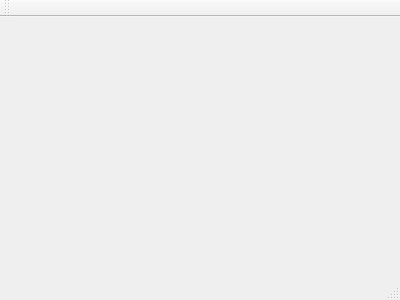
First picture: the form in src/gui/mainwindow.ui, repository windelbouwman/chronos, before the edit.
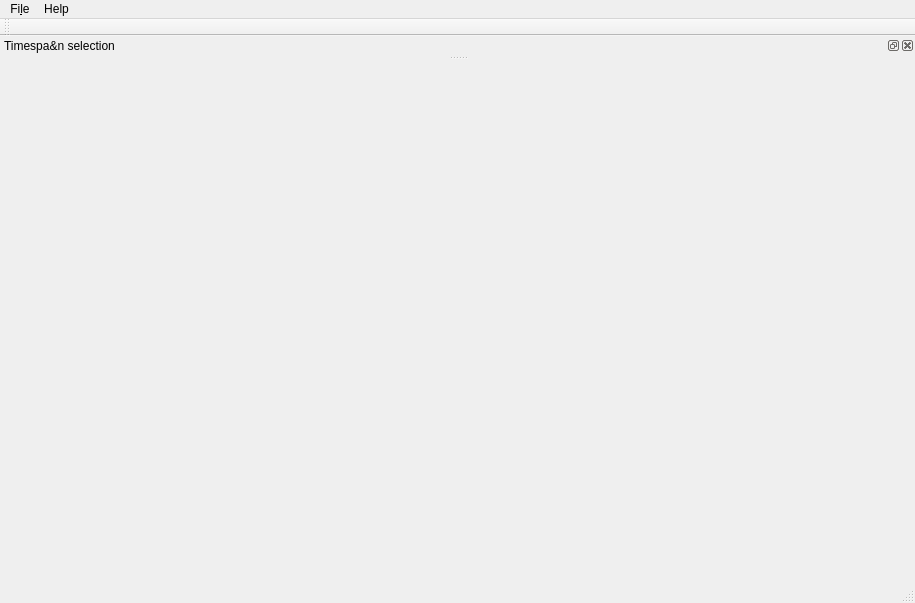
Second picture: the form after the edit.

```diff
--- a/src/gui/mainwindow.ui
+++ b/src/gui/mainwindow.ui
@@ -1,24 +1,78 @@
 <ui version="4.0">
  <class>MainWindow</class>
- <widget class="QMainWindow" name="MainWindow" >
-  <property name="geometry" >
+ <widget class="QMainWindow" name="MainWindow">
+  <property name="geometry">
    <rect>
     <x>0</x>
     <y>0</y>
-    <width>400</width>
-    <height>300</height>
+    <width>915</width>
+    <height>603</height>
    </rect>
   </property>
   <property name="windowTitle" >
    <string>MainWindow</string>
   </property>
-  <widget class="QMenuBar" name="menuBar" />
-  <widget class="QToolBar" name="mainToolBar" />
-  <widget class="QWidget" name="centralWidget" />
-  <widget class="QStatusBar" name="statusBar" />
+  <widget class="QWidget" name="centralWidget"/>
+  <widget class="QMenuBar" name="menuBar">
+   <property name="geometry">
+    <rect>
+     <x>0</x>
+     <y>0</y>
+     <width>915</width>
+     <height>22</height>
+    </rect>
+   </property>
+   <widget class="QMenu" name="menuFile">
+    <property name="title">
+     <string>Fi&amp;le</string>
+    </property>
+    <addaction name="actionLoad"/>
+    <addaction name="actionQuit"/>
+   </widget>
+   <widget class="QMenu" name="menuHelp">
+    <property name="title">
+     <string>Help</string>
+    </property>
+    <addaction name="actionAbout"/>
+   </widget>
+   <addaction name="menuFile"/>
+   <addaction name="menuHelp"/>
+  </widget>
+  <widget class="QToolBar" name="mainToolBar">
+   <attribute name="toolBarArea">
+    <enum>TopToolBarArea</enum>
+   </attribute>
+   <attribute name="toolBarBreak">
+    <bool>false</bool>
+   </attribute>
+  </widget>
+  <widget class="QStatusBar" name="statusBar"/>
+  <widget class="QDockWidget" name="timeSpanDockWidget">
+   <property name="windowTitle">
+    <string>Timespa&amp;n selection</string>
+   </property>
+   <attribute name="dockWidgetArea">
+    <number>4</number>
+   </attribute>
+   <widget class="QWidget" name="dockWidgetContents"/>
+  </widget>
+  <action name="actionAbout">
+   <property name="text">
+    <string>About</string>
+   </property>
+  </action>
+  <action name="actionLoad">
+   <property name="text">
+    <string>Load</string>
+   </property>
+  </action>
+  <action name="actionQuit">
+   <property name="text">
+    <string>Quit</string>
+   </property>
+  </action>
  </widget>
- <layoutDefault spacing="6" margin="11" />
- <pixmapfunction></pixmapfunction>
+ <layoutdefault spacing="6" margin="11"/>
  <resources/>
  <connections/>
 </ui>
```
Left out of the diff: 3 changed lines with no effect on the pictures.
